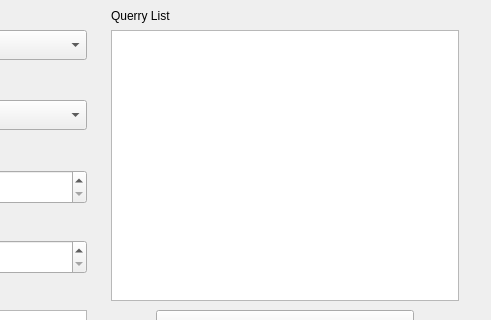
Old version of the form ui/winWebQuery.ui in the repository S31F3R/DataDoctor; both pictures show x 199 to 690 and y 0 to 320 of the 690 by 511 pixel window.
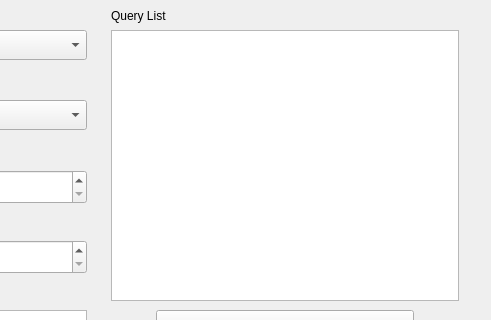
New version of the form. Icons and pictures are not drawn.

Commit message: Fixed typo in query list label

What changed in the file:
```diff
--- a/ui/winWebQuery.ui
+++ b/ui/winWebQuery.ui
@@ -214,7 +214,7 @@
      </rect>
     </property>
     <property name="text">
-     <string>Querry List</string>
+     <string>Query List</string>
     </property>
    </widget>
    <widget class="QPushButton" name="btnRemoveQuery">
```
The commit also changes 1 other file.
